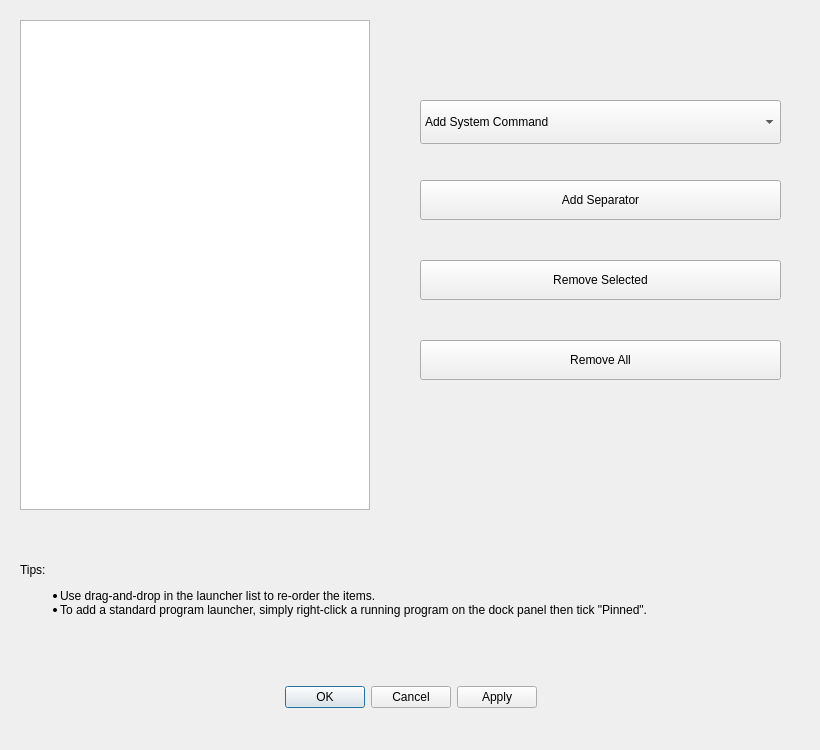
Qt form src/view/edit_launchers_dialog.ui (dangvd/crystal-dock) before a commit.
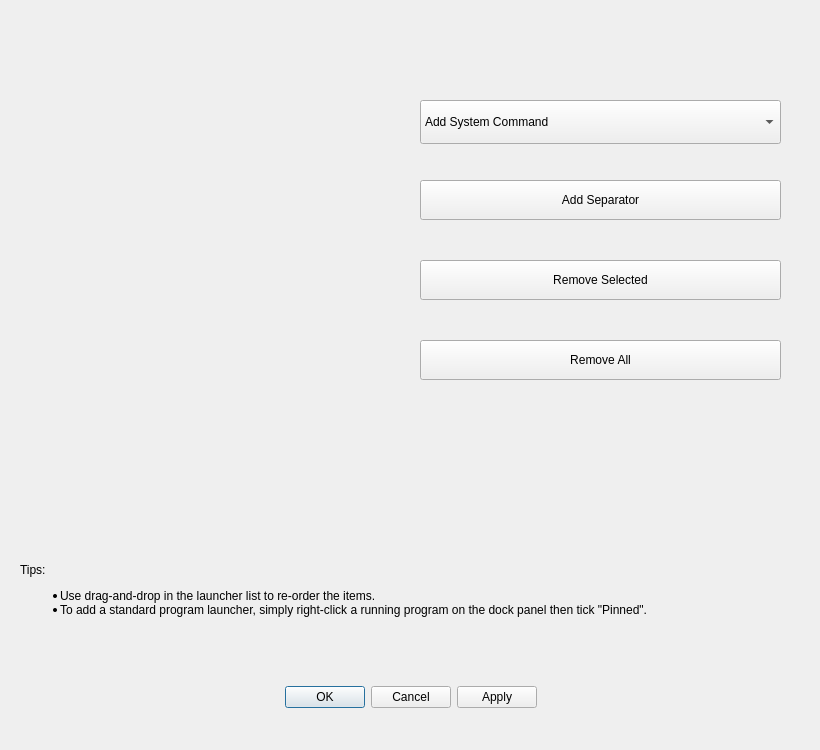
The same form after that commit. Icons and pictures are not drawn.

Commit message: Support drag-and-drop from Crystal Dock / Plasma application list to Edit Launchers dialog to add new launchers #71

Diff of the .ui file:
```diff
--- a/src/view/edit_launchers_dialog.ui
+++ b/src/view/edit_launchers_dialog.ui
@@ -120,19 +120,6 @@
     </property>
    </item>
   </widget>
-  <widget class="QListWidget" name="launchers">
-   <property name="geometry">
-    <rect>
-     <x>20</x>
-     <y>20</y>
-     <width>350</width>
-     <height>490</height>
-    </rect>
-   </property>
-   <property name="dragDropMode">
-    <enum>QAbstractItemView::InternalMove</enum>
-   </property>
-  </widget>
  </widget>
  <resources/>
  <connections>
```
Left out of the diff: 15 changed lines with no effect on the pictures. The commit also changes 7 other files.
